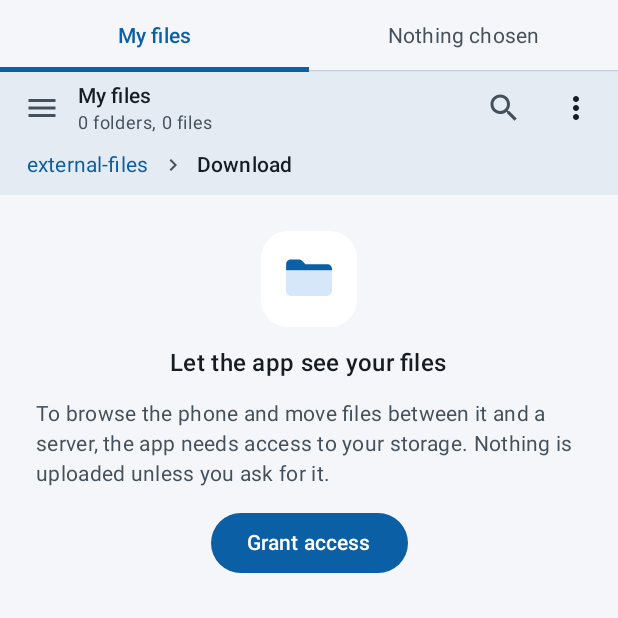
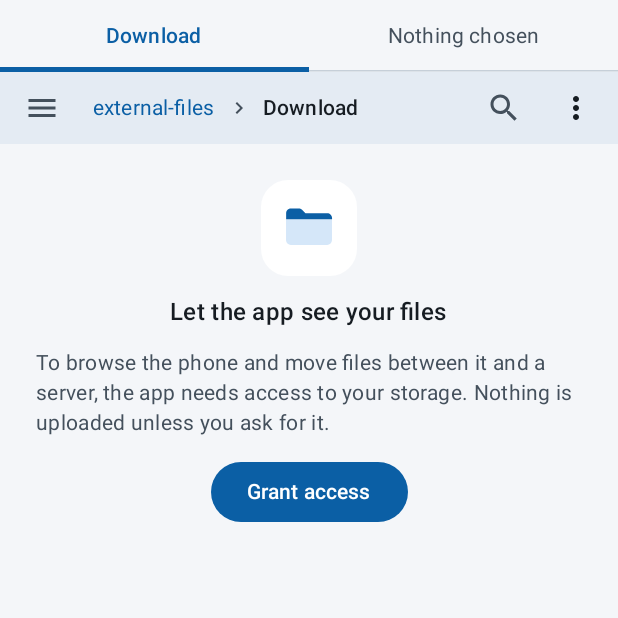
Before and after one commit to kgcaudit/Filezilla-Client, an Android app built with Jetpack Compose: the screen it shows after launch (MainActivity), on a phone screen of 412 x 824 dp, the top half of it. Run offline under Robolectric (Android 15) with nearby library versions, the phone set to English and light mode, and no system bars; our stand-ins replace Room's generated code.

```diff
--- a/app/src/main/kotlin/org/filezilla/android/ui/FilePanes.kt
+++ b/app/src/main/kotlin/org/filezilla/android/ui/FilePanes.kt
@@ -6,10 +6,7 @@ import androidx.compose.foundation.layout.Box
 import androidx.compose.foundation.layout.Column
 import androidx.compose.foundation.layout.Row
 import androidx.compose.foundation.layout.fillMaxSize
-import androidx.compose.foundation.layout.WindowInsets
 import androidx.compose.foundation.layout.fillMaxWidth
-import androidx.compose.foundation.layout.systemBars
-import androidx.compose.foundation.layout.windowInsetsPadding
 import androidx.compose.foundation.layout.padding
 import androidx.compose.foundation.layout.size
 import androidx.compose.foundation.pager.HorizontalPager
@@ -111,14 +108,10 @@ fun FilePanes(
     val transfers by model.transfers.collectAsStateWithLifecycle()
     val queue = remember(transfers) { summariseTransfers(transfers) }
 
-    Box(
-        modifier = modifier
-            .fillMaxSize()
-            // Taken here rather than by the Scaffold, which has no bars left
-            // above or below this screen to inset it from. Without it the tab
-            // strip sits under the clock.
-            .windowInsetsPadding(WindowInsets.systemBars),
-    ) {
+    // No inset taken here. The Scaffold already applies its content window
+    // insets whether or not it has bars to apply them around, so taking them
+    // again put two status bars' worth of nothing above the tab strip.
+    Box(modifier = modifier.fillMaxSize()) {
         Column(modifier = Modifier.fillMaxSize()) {
             if (!bothPanes) {
                 PaneTabs(
@@ -344,7 +337,7 @@ private fun PaneTabs(current: Int, model: MainViewModel, onPick: (Int) -> Unit)
                 onClick = { onPick(page) },
                 text = {
                     Text(
-                        paneLabel(model.pane(id).source),
+                        paneLabel(model.pane(id)),
                         style = MaterialTheme.typography.labelLarge,
                         fontWeight = if (page == current) FontWeight.SemiBold else FontWeight.Normal,
                         maxLines = 1,
@@ -357,11 +350,25 @@ private fun PaneTabs(current: Int, model: MainViewModel, onPick: (Int) -> Unit)
     }
 }
 
+/**
+ * What a tab says.
+ *
+ * A local pane is named by the folder it is in rather than by the words "my
+ * files", because both panes can be on the phone at once -- and then both
+ * tabs said "my files" and neither said which was which. A server keeps its
+ * own name: it is the server you are on that matters there, and the folder
+ * is in the crumb trail a line below.
+ */
 @Composable
-private fun paneLabel(source: PaneSource): String = when (source) {
-    PaneSource.Local -> stringResource(R.string.side_local)
+private fun paneLabel(state: BrowseState): String = when (state.source) {
     PaneSource.Empty -> stringResource(R.string.pane_no_source)
-    is PaneSource.Remote -> source.site.name.ifBlank { source.site.host }
+    PaneSource.Local -> state.path.takeIf { it.isNotEmpty() }
+        ?.let { FilePath.name(it) }
+        ?: stringResource(R.string.side_local)
+
+    is PaneSource.Remote -> (state.source as PaneSource.Remote).site.let {
+        it.name.ifBlank { it.host }
+    }
 }
 
 /** One pane: its header, then whichever body its source calls for. */
@@ -395,7 +402,6 @@ private fun PaneBody(
             id = id,
             model = model,
             options = options,
-            rows = rows,
             onNewDirectory = onNewDirectory,
             onUpload = onUpload,
             onGrant = onGrant,
--- a/app/src/main/kotlin/org/filezilla/android/ui/PaneChrome.kt
+++ b/app/src/main/kotlin/org/filezilla/android/ui/PaneChrome.kt
@@ -52,7 +52,6 @@ fun PaneHeader(
     id: PaneId,
     model: MainViewModel,
     options: BrowseOptions,
-    rows: List<DirectoryEntry>,
     onNewDirectory: () -> Unit,
     onUpload: () -> Unit,
     onGrant: () -> Unit,
@@ -73,7 +72,10 @@ fun PaneHeader(
     }
 
     Surface(color = MaterialTheme.colorScheme.surface, tonalElevation = 2.dp) {
-        Column(modifier = Modifier.fillMaxWidth()) {
+        // One row, not two. It was a title line above a path line, and the
+        // title was the third copy of a word already on the tab above it and
+        // in the first crumb of the path below it -- so the pane spent a
+        // whole line of the screen repeating itself.
         Row(
             modifier = Modifier.fillMaxWidth().padding(start = 4.dp, end = 4.dp),
             verticalAlignment = Alignment.CenterVertically,
@@ -85,22 +87,26 @@ fun PaneHeader(
                     tint = MaterialTheme.colorScheme.onSurfaceVariant,
                 )
             }
-                Column(modifier = Modifier.weight(1f)) {
+
+            if (state.path.isEmpty()) {
+                // Nowhere yet, so there is no path to show and the pane has
+                // to say what it is some other way.
                 Text(
                     paneTitle(state.source),
                     style = MaterialTheme.typography.titleSmall,
                     fontWeight = FontWeight.SemiBold,
                     maxLines = 1,
                     overflow = TextOverflow.Ellipsis,
+                    modifier = Modifier.weight(1f).padding(start = 8.dp),
                 )
-                    Text(
-                        paneSummary(rows),
-                        style = MaterialTheme.typography.bodySmall,
-                        color = MaterialTheme.colorScheme.onSurfaceVariant,
-                        maxLines = 1,
-                        overflow = TextOverflow.Ellipsis,
+            } else {
+                BreadcrumbBar(
+                    crumbs = model.breadcrumbsFor(id),
+                    onOpen = { path -> model.focusPane(id); model.openPath(id, path) },
+                    modifier = Modifier.weight(1f),
                 )
             }
+
             if (state.source !is PaneSource.Empty) {
                 IconButton(onClick = here(model::toggleFilter)) {
                     Icon(
@@ -127,14 +133,6 @@ fun PaneHeader(
                     // makes folders, and "up" is what the other pane is.
                     onNewDirectory = if (state.site != null) here(onNewDirectory) else null,
                     onUpload = if (state.site != null) here(onUpload) else null,
-                    )
-                }
-            }
-
-            if (state.path.isNotEmpty()) {
-                BreadcrumbBar(
-                    crumbs = model.breadcrumbsFor(id),
-                    onOpen = { path -> model.focusPane(id); model.openPath(id, path) },
                 )
             }
         }
@@ -168,22 +166,6 @@ private fun paneTitle(source: PaneSource): String = when (source) {
 }
 
 /**
- * The line under the title: how much is in this folder.
- *
- * It used to carry where a download would land as well, from back when that
- * was a folder chosen once and never seen again. A download goes to the other
- * pane now, and the other pane says where it is itself -- in its own header,
- * a swipe away -- so repeating it here was a second copy of something already
- * on screen, and for most of this app's life it read "no folder chosen yet"
- * while transfers were running.
- */
-@Composable
-private fun paneSummary(rows: List<DirectoryEntry>): String {
-    val folders = rows.count { it.isDirectory }
-    return stringResource(R.string.listing_summary, folders, rows.size - folders)
-}
-
-/**
  * The path, as places rather than as a line of text.
  *
  * Scrolled to the end whenever the path changes: the folder you are in is the
@@ -191,12 +173,15 @@ private fun paneSummary(rows: List<DirectoryEntry>): String {
  * volume and hides everything after it.
  */
 @Composable
-private fun BreadcrumbBar(crumbs: List<Crumb>, onOpen: (String) -> Unit) {
+private fun BreadcrumbBar(
+    crumbs: List<Crumb>,
+    onOpen: (String) -> Unit,
+    modifier: Modifier = Modifier,
+) {
     val scroll = rememberScrollState()
 
     Row(
-        modifier = Modifier
-            .fillMaxWidth()
+        modifier = modifier
             // Reversed, so a trail too long to fit rests at its end rather
             // than its beginning: the folder you are in is the one you need
             // to see, and the volume it is on is the one you can guess.
@@ -204,7 +189,7 @@ private fun BreadcrumbBar(crumbs: List<Crumb>, onOpen: (String) -> Unit) {
             // fact, which depends on the row having been measured first and
             // so shows the wrong end of the first path drawn.
             .horizontalScroll(scroll, reverseScrolling = true)
-            .padding(start = 12.dp, end = 12.dp, bottom = 6.dp),
+            .padding(start = 4.dp, end = 4.dp),
         verticalAlignment = Alignment.CenterVertically,
         horizontalArrangement = Arrangement.spacedBy(2.dp),
     ) {
--- a/app/src/main/res/values/strings.xml
+++ b/app/src/main/res/values/strings.xml
@@ -126,7 +126,6 @@
     <string name="queued_truncated">%1$d queued; the folder was too large to take all of it</string>
     <string name="browse_download_folder">Download this folder</string>
     <string name="browse_select">Select %1$s</string>
-    <string name="listing_summary">%1$d folders, %2$d files</string>
     <string name="action_rename">Rename</string>
     <string name="action_delete">Delete</string>
     <string name="prompt_rename_title">Rename %1$s</string>
```
Also changed, not shown: 2 other files. Lines whose indentation alone changed are shown as unchanged.
